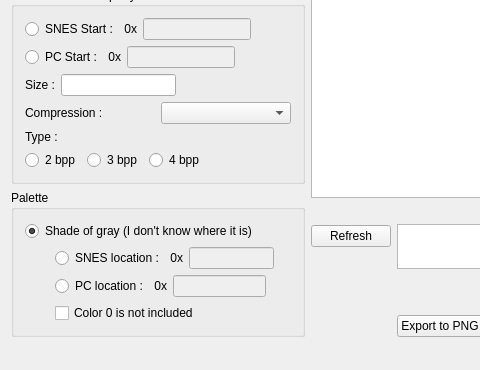
Above: mainui.ui from Skarsnik/SNESTilesKitten before the change; both pictures show x 0 to 480 and y 192 to 562 of the 915 by 562 pixel window. Below: the same form after it.
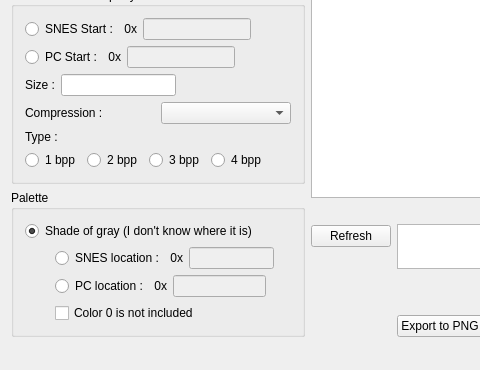
That is the form after the change. Custom widgets are drawn as their Qt base class.

What changed in the file:
```diff
--- a/mainui.ui
+++ b/mainui.ui
@@ -349,6 +349,16 @@
            </item>
            <item>
             <layout class="QHBoxLayout" name="horizontalLayout_7">
+             <item>
+              <widget class="QRadioButton" name="bpp1RadioButton">
+               <property name="text">
+                <string>1 bpp</string>
+               </property>
+               <attribute name="buttonGroup">
+                <string notr="true">paletteGroupButton</string>
+               </attribute>
+              </widget>
+             </item>
              <item>
               <widget class="QRadioButton" name="bpp2RadioButton">
                <property name="text">
```
Left out of the diff: 8 changed lines with no effect on the pictures.
